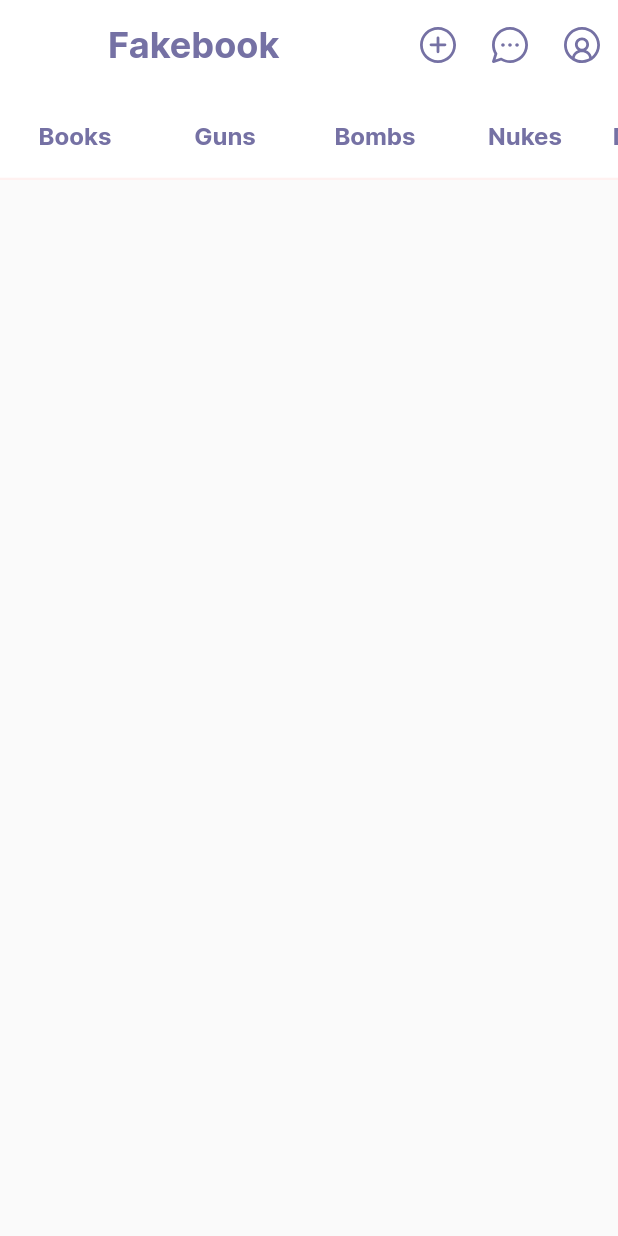
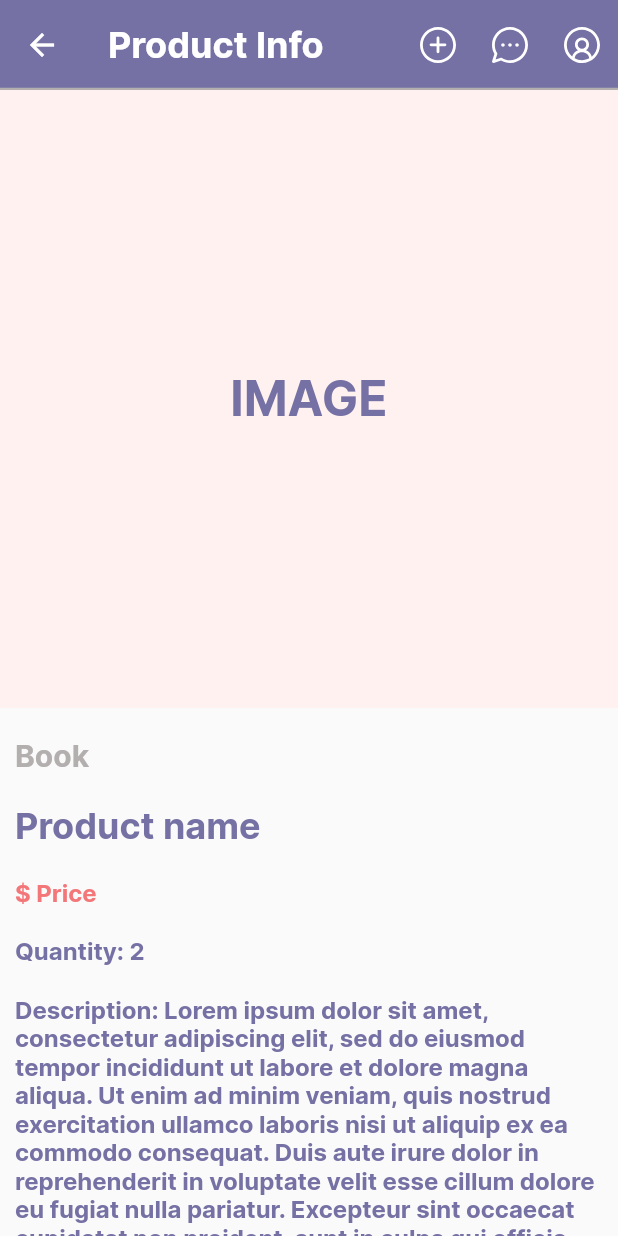
Before and after one commit to karnhao/nullshop, a Flutter app: the ProductInfo screen opened by its route, on a phone screen of 412 x 824 dp. Run offline on Flutter 3.47's test engine with Material 2 defaults, Android fonts, the phone set to English and light mode, and no system bars; our stand-ins replace flutter_svg.

Commit message:
11/8/2022 9:22 PM

```diff
--- a/lib/screens/add_product_screen.dart
+++ b/lib/screens/add_product_screen.dart
@@ -78,7 +78,7 @@ class _AddProdectScreenState extends State<AddProdectScreen> {
                   formKey.currentState!.save();
                 }
               },
-              child: MainBtnWidget(
+              child: const MainBtnWidget(
                 colorBtn: kColorsPurple,
                 textBtn: "Confirm",
                 haveIcon: false,
--- a/lib/screens/home_screen.dart
+++ b/lib/screens/home_screen.dart
@@ -86,7 +86,7 @@ class _HomeScreenState extends State<HomeScreen> {
           padding: const EdgeInsets.all(6.0),
           child: GridView.builder(
             gridDelegate: const SliverGridDelegateWithFixedCrossAxisCount(
-                crossAxisCount: 2, childAspectRatio: 0.65),
+                crossAxisCount: 2, childAspectRatio: 13 / 20),
             itemCount: 10,
             itemBuilder: (context, index) {
               return Padding(
--- a/lib/screens/product_info.dart
+++ b/lib/screens/product_info.dart
@@ -14,73 +14,73 @@ class _ProductInfoState extends State<ProductInfo> {
   Widget build(BuildContext context) {
     return Scaffold(
       appBar: AppBar(
-        backgroundColor: Colors.white,
           title: Text(
-          'Fakebook',
-          style: Theme.of(context).textTheme.headline2,
+            "Product Info",
+            style: Theme.of(context).textTheme.headline3,
           ),
           shape:
-            const Border(bottom: BorderSide(color: kColorsCream, width: 1.5)),
+              const Border(bottom: BorderSide(color: kColorsGrey, width: 1.5)),
           elevation: 0,
           toolbarHeight: 60,
-        bottom: PreferredSize(
-          preferredSize: const Size.fromHeight(60),
-          child: SizedBox(
-            height: 60,
-            child: ListView(
-              scrollDirection: Axis.horizontal,
-              children: [
-                SizedBox(
-                  width: 100,
-                  child: Center(
-                    child: Text("Books",
-                        style: Theme.of(context).textTheme.subtitle1),
-                  ),
-                ),
-                SizedBox(
-                  width: 100,
-                  child: Center(
-                    child: Text("Guns",
-                        style: Theme.of(context).textTheme.subtitle1),
-                  ),
-                ),
-                SizedBox(
-                  width: 100,
-                  child: Center(
-                    child: Text("Bombs",
-                        style: Theme.of(context).textTheme.subtitle1),
-                  ),
-                ),
-                SizedBox(
-                  width: 100,
-                  child: Center(
-                    child: Text("Nukes",
-                        style: Theme.of(context).textTheme.subtitle1),
-                  ),
-                ),
-                SizedBox(
-                  width: 100,
-                  child: Center(
-                    child: Text("Death Star",
-                        style: Theme.of(context).textTheme.subtitle1),
-                  ),
-                ),
-              ],
-            ),
-          ),
-        ),
+          backgroundColor: kColorsPurple,
           actions: [
             IconButton(
                 onPressed: () {
                   Navigator.pushNamed(context, "/add-product");
                 },
-              icon: SvgPicture.asset("assets/icons/add.svg")),
+                icon: SvgPicture.asset(
+                  "assets/icons/add.svg",
+                  color: kColorsWhite,
+                )),
             IconButton(
-              onPressed: () {}, icon: SvgPicture.asset("assets/icons/msg.svg")),
+                onPressed: null,
+                icon: SvgPicture.asset(
+                  "assets/icons/msg.svg",
+                  color: kColorsWhite,
+                )),
             IconButton(
-              onPressed: () {}, icon: SvgPicture.asset("assets/icons/me.svg"))
+                onPressed: null,
+                icon: SvgPicture.asset(
+                  "assets/icons/me.svg",
+                  color: kColorsWhite,
+                ))
+          ]),
+      body: ListView(children: [
+        AspectRatio(
+          aspectRatio: 1,
+          child: Container(
+            decoration: const BoxDecoration(color: kColorsCream),
+            child: Center(
+                child: Text("IMAGE",
+                    style: Theme.of(context).textTheme.headline1)),
+          ),
+        ),
+        Padding(
+          padding: const EdgeInsets.symmetric(horizontal: 10),
+          child: Column(
+            crossAxisAlignment: CrossAxisAlignment.start,
+            children: [
+              const SizedBox(height: 20),
+              Text("Book", style: Theme.of(context).textTheme.headline4),
+              const SizedBox(height: 20),
+              Text("Product name",
+                  style: Theme.of(context).textTheme.headline2),
+              const SizedBox(height: 20),
+              const Text("\$ Price",
+                  style: TextStyle(
+                      color: kColorsRed,
+                      fontSize: 16,
+                      fontWeight: FontWeight.w700)),
+              const SizedBox(height: 20),
+              Text("Quantity: 2", style: Theme.of(context).textTheme.subtitle1),
+              const SizedBox(height: 20),
+              Text(
+                  "Description: Lorem ipsum dolor sit amet, consectetur adipiscing elit, sed do eiusmod tempor incididunt ut labore et dolore magna aliqua. Ut enim ad minim veniam, quis nostrud exercitation ullamco laboris nisi ut aliquip ex ea commodo consequat. Duis aute irure dolor in reprehenderit in voluptate velit esse cillum dolore eu fugiat nulla pariatur. Excepteur sint occaecat cupidatat non proident, sunt in culpa qui officia deserunt mollit anim id est laborum.",
+                  style: Theme.of(context).textTheme.subtitle1)
             ],
           ),
+        )
+      ]),
     );
   }
 }
--- a/lib/widgets/main_btn.dart
+++ b/lib/widgets/main_btn.dart
@@ -2,11 +2,12 @@ import 'package:nullshop/themes/colors.dart';
 import 'package:flutter/material.dart';
 
 class MainBtnWidget extends StatelessWidget {
-  Color colorBtn;
-  String textBtn;
-  bool isTransparent;
-  bool haveIcon;
-  MainBtnWidget(
+  final Color colorBtn;
+  final String textBtn;
+  final bool isTransparent;
+  final bool haveIcon;
+
+  const MainBtnWidget(
       {Key? key,
       required this.colorBtn,
       required this.textBtn,
```
Also changed, not shown: 2 other files. Lines whose indentation alone changed are shown as unchanged.
